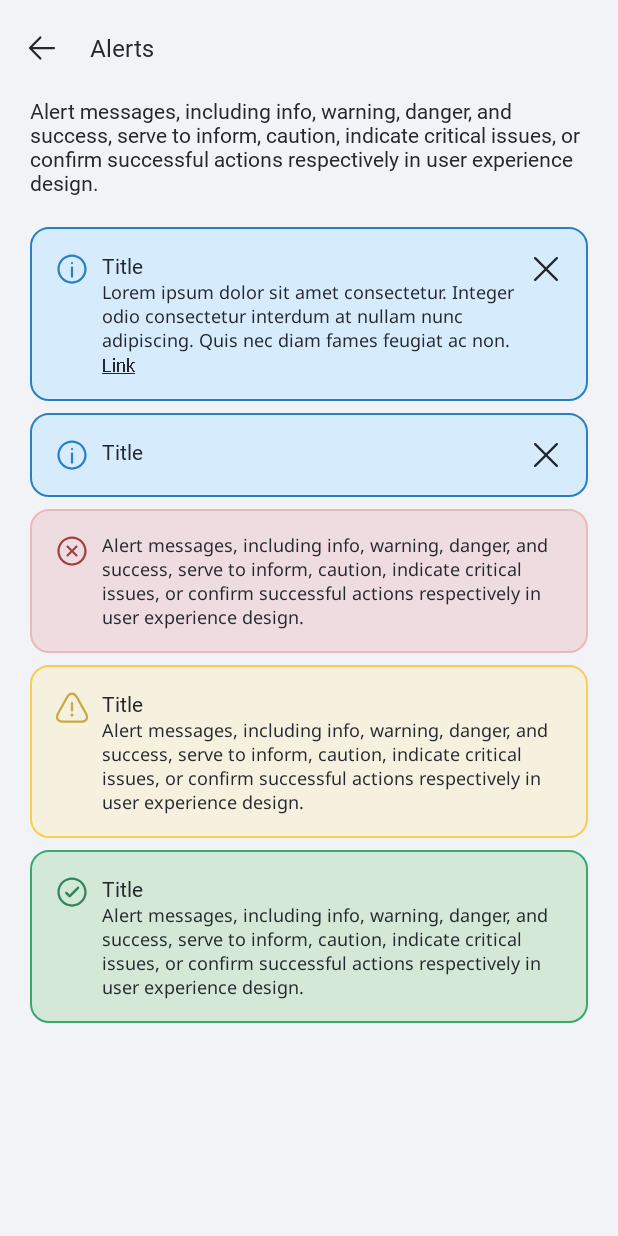
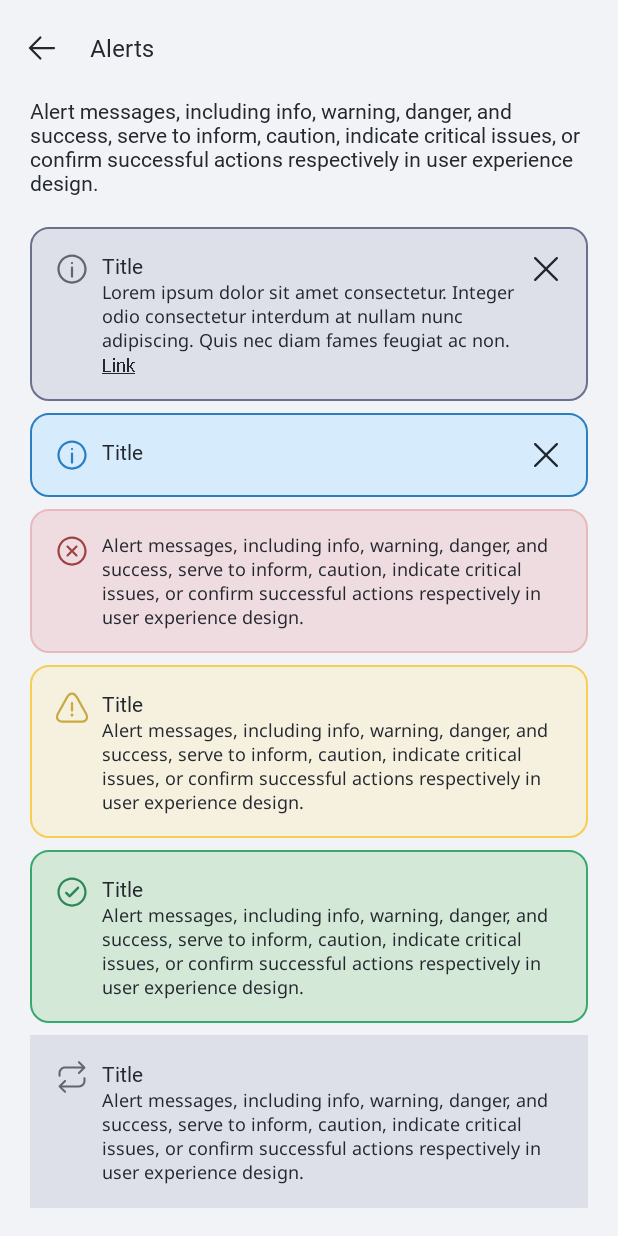
Before and after one commit to ArMkrtchyan/Design-system-and-components, an Android app: the AlertsFragment screen opened through its navigation route, on a phone screen of 412 x 824 dp. Run offline under Robolectric (Android 15) with nearby library versions, the phone set to English and light mode, and no system bars.

Commit message:
Create new type and variant of alert

```diff
--- a/app/src/main/java/am/acba/components/AlertsFragment.kt
+++ b/app/src/main/java/am/acba/components/AlertsFragment.kt
@@ -15,7 +15,8 @@ class AlertsFragment : BaseViewBindingFragment<FragmentAlertsBinding>() {
 
     override fun FragmentAlertsBinding.initView() {
         alert.apply {
-            setType(PrimaryAlert.AlertTypes.INFO)
+            setType(PrimaryAlert.AlertTypes.NEUTRAL)
+            setNeutralIcon(am.acba.component.R.drawable.ic_info)
             setTitle("Title")
             setBody("Lorem ipsum dolor sit amet consectetur. Integer odio consectetur interdum at nullam nunc adipiscing. Quis nec diam fames feugiat ac non.")
             setLink("Link")
--- a/app/src/main/res/layout/fragment_alerts.xml
+++ b/app/src/main/res/layout/fragment_alerts.xml
@@ -76,6 +76,17 @@
                 app:title="Title"
                 app:type="Success" />
 
+            <am.acba.component.alert.PrimaryAlert
+                android:layout_width="match_parent"
+                android:layout_height="wrap_content"
+                android:layout_marginTop="8dp"
+                app:body="Alert messages, including info, warning, danger, and success, serve to inform, caution, indicate critical issues, or confirm successful actions respectively in user experience design."
+                app:isFilledBackground="true"
+                app:neutralIcon="@drawable/ic_repeat"
+                app:showCloseIcon="false"
+                app:title="Title"
+                app:type="Neutral" />
+
         </LinearLayout>
     </ScrollView>
 </androidx.appcompat.widget.LinearLayoutCompat>
--- a/component/src/main/java/am/acba/component/alert/PrimaryAlert.kt
+++ b/component/src/main/java/am/acba/component/alert/PrimaryAlert.kt
@@ -6,19 +6,25 @@ import am.acba.component.alert.PrimaryAlert.AlertTypes.Companion.findAlertTypeBy
 import am.acba.component.databinding.AlertLayoutBinding
 import am.acba.component.extensions.getColorFromAttr
 import am.acba.component.extensions.inflater
+import am.acba.component.imageView.PrimaryImageView
 import am.acba.component.textView.PrimaryTextView
 import android.content.Context
 import android.content.res.ColorStateList
 import android.graphics.Paint
+import android.graphics.drawable.Drawable
 import android.util.AttributeSet
 import android.widget.FrameLayout
+import androidx.annotation.DrawableRes
+import androidx.appcompat.content.res.AppCompatResources
 import androidx.core.content.ContextCompat
 import androidx.core.view.isVisible
 
 class PrimaryAlert : FrameLayout {
     private val binding by lazy { AlertLayoutBinding.inflate(context.inflater(), this, false) }
 
+    private var isFilledBackground = false
     private var showCloseIcon = true
+    private var type = AlertTypes.INFO
     private var clickInterval = 1000
 
     constructor(context: Context) : super(context)
@@ -37,17 +43,23 @@ class PrimaryAlert : FrameLayout {
             addView(binding.root)
             try {
                 showCloseIcon = getBoolean(R.styleable.PrimaryAlert_showCloseIcon, true)
-                val type = getInt(R.styleable.PrimaryAlert_type, 0).findAlertTypeByOrdinal()
+                type = getInt(R.styleable.PrimaryAlert_type, 0).findAlertTypeByOrdinal()
                     ?: AlertTypes.INFO
+
+                isFilledBackground = getBoolean(R.styleable.PrimaryAlert_isFilledBackground, false)
                 val title = getString(R.styleable.PrimaryAlert_title)
                 val body = getString(R.styleable.PrimaryAlert_body)
+                val bodyMaxLines = getInt(R.styleable.PrimaryAlert_bodyMaxLines, 0)
                 val link = getString(R.styleable.PrimaryAlert_link)
+                val neutralIcon = getDrawable(R.styleable.PrimaryAlert_neutralIcon)
 
                 updateCloseIconVisibility()
                 setType(type)
                 setTitle(title)
                 setBody(body)
+                setBodyMaxLines(bodyMaxLines)
                 setLink(link)
+                setNeutralIcon(neutralIcon)
             } catch (e: Exception) {
                 e.printStackTrace()
             }
@@ -68,6 +80,12 @@ class PrimaryAlert : FrameLayout {
         binding.tvBody.updateTextView(body)
     }
 
+    fun setBodyMaxLines(maxLines: Int?) {
+        maxLines?.takeIf { it != 0 }?.let {
+            binding.tvBody.maxLines = it
+        }
+    }
+
     fun setLink(link: String?) {
         binding.tvLink.apply {
             paintFlags = Paint.UNDERLINE_TEXT_FLAG
@@ -75,17 +93,30 @@ class PrimaryAlert : FrameLayout {
         }
     }
 
-    private fun PrimaryTextView.updateTextView(text: String?) {
-        isVisible = !text.isNullOrEmpty()
-        if (isVisible) this.text = text
+    fun setType(type: AlertTypes) {
+        this.type = type
+        setFilledBackground(isFilledBackground)
+        val icon = if (type.iconRes != 0) ContextCompat.getDrawable(context, type.iconRes) else null
+        binding.ivStartIcon.setIcon(icon, type.iconColorRes)
     }
 
-    fun setType(type: AlertTypes) {
-        binding.layout.setBackgroundResource(type.backgroundRes)
-        binding.ivStartIcon.apply {
-            setImageDrawable(ContextCompat.getDrawable(context, type.iconRes))
-            val color = context.getColorFromAttr(type.iconColorRes)
-            imageTintList = ColorStateList.valueOf(color)
+    fun setFilledBackground(isFilled: Boolean) {
+        if (isFilled) {
+            val color = context.getColorFromAttr(type.backgroundColorRes)
+            setBackgroundColor(color)
+        } else {
+            setBackgroundResource(type.backgroundRes)
+        }
+    }
+
+    fun setNeutralIcon(@DrawableRes iconRes: Int) {
+        val icon = AppCompatResources.getDrawable(context, iconRes)
+        setNeutralIcon(icon)
+    }
+
+    fun setNeutralIcon(icon: Drawable?) {
+        if (icon != null && type == AlertTypes.NEUTRAL) {
+            binding.ivStartIcon.setIcon(icon, AlertTypes.NEUTRAL.iconColorRes)
         }
     }
 
@@ -117,26 +148,55 @@ class PrimaryAlert : FrameLayout {
         }
     }
 
-    enum class AlertTypes(val iconRes: Int, val iconColorRes: Int, val backgroundRes: Int) {
+    private fun PrimaryTextView.updateTextView(text: String?) {
+        isVisible = !text.isNullOrEmpty()
+        if (isVisible) this.text = text
+    }
+
+    private fun PrimaryImageView.setIcon(icon: Drawable?, iconColorRes: Int) {
+        icon?.let {
+            setImageDrawable(icon)
+        }
+
+        val color = context.getColorFromAttr(iconColorRes)
+        imageTintList = ColorStateList.valueOf(color)
+    }
+
+    enum class AlertTypes(
+        val iconRes: Int,
+        val iconColorRes: Int,
+        val backgroundRes: Int,
+        val backgroundColorRes: Int
+    ) {
         INFO(
             R.drawable.ic_info,
             R.attr.contentInfoTonal1,
-            R.drawable.alert_info_background
+            R.drawable.background_alert_info,
+            R.attr.backgroundInfoTonal1
         ),
         DANGER(
             R.drawable.ic_close_round,
             R.attr.contentDangerTonal1,
-            R.drawable.alert_danger_background
+            R.drawable.background_alert_danger,
+            R.attr.backgroundDangerTonal1
         ),
         WARNING(
             R.drawable.ic_warning,
             R.attr.contentWarningTonal1,
-            R.drawable.alert_warning_background
+            R.drawable.background_alert_warning,
+            R.attr.backgroundWarningTonal1
         ),
         SUCCESS(
             R.drawable.ic_success,
             R.attr.contentSuccessTonal1,
-            R.drawable.alert_success_background
+            R.drawable.background_alert_success,
+            R.attr.backgroundSuccessTonal1
+        ),
+        NEUTRAL(
+            0,
+            R.attr.contentPrimaryTonal1,
+            R.drawable.background_alert_neutral,
+            R.attr.backgroundPendingTonal1
         );
 
         companion object {
--- /dev/null
+++ b/component/src/main/res/drawable/background_alert_neutral.xml
@@ -0,0 +1,8 @@
+<?xml version="1.0" encoding="utf-8"?>
+<shape xmlns:android="http://schemas.android.com/apk/res/android">
+    <stroke
+        android:width="1dp"
+        android:color="?attr/borderPrimary" />
+    <solid android:color="?attr/backgroundPendingTonal1" />
+    <corners android:radius="12dp" />
+</shape>
--- a/component/src/main/res/values/attrs.xml
+++ b/component/src/main/res/values/attrs.xml
@@ -63,6 +63,7 @@
         <attr name="backgroundWarning" format="color" />
         <attr name="backgroundWarningTonal1" format="color" />
         <attr name="backgroundPending" format="color" />
+        <attr name="backgroundPendingTonal1" format="color" />
         <attr name="backgroundAlternative" format="color" />
         <attr name="backgroundAlternative2" format="color" />
         <attr name="backgroundAlternative3" format="color" />
@@ -104,6 +105,8 @@
         <attr name="overlayBackgroundTonal6" format="color" />
         <attr name="overlayBackgroundTonal7" format="color" />
         <attr name="overlayBackgroundTonal8" format="color" />
+        <attr name="overlayBackgroundTonal9" format="color" />
+        <attr name="overlayBackgroundTonal10" format="color" />
 
         <!-- Content -->
         <attr name="contentBrand" format="color" />
@@ -357,10 +360,14 @@
             <enum name="Danger" value="1" />
             <enum name="Warning" value="2" />
             <enum name="Success" value="3" />
+            <enum name="Neutral" value="4" />
         </attr>
-        <attr name="title" />
-        <attr name="body" />
-        <attr name="link" format="string" />
-        <attr name="showCloseIcon" />
+        <attr name="isFilledBackground" format="boolean"/>
+        <attr name="title"/>
+        <attr name="body"/>
+        <attr name="bodyMaxLines" format="integer"/>
+        <attr name="link" format="string"/>
+        <attr name="showCloseIcon"/>
+        <attr name="neutralIcon" format="reference"/>
     </declare-styleable>
 </resources>
--- a/component/src/main/res/values/base_theme_style.xml
+++ b/component/src/main/res/values/base_theme_style.xml
@@ -49,6 +49,7 @@
         <item name="backgroundWarning">@color/Orange_500</item>
         <item name="backgroundWarningTonal1">@color/Orange_200_40</item>
         <item name="backgroundPending">@color/BlueGrey_200</item>
+        <item name="backgroundPendingTonal1">@color/BlueGrey_200</item>
         <item name="backgroundInverse">@color/BlueGrey_300</item>
         <item name="backgroundInverse2">@color/BlueGrey_800</item>
         <item name="backgroundAlternative">@color/Purple_200</item>
--- a/component/src/main/res/values/styles_dark.xml
+++ b/component/src/main/res/values/styles_dark.xml
@@ -27,6 +27,7 @@
         <item name="backgroundWarning">@color/Orange_500</item>
         <item name="backgroundWarningTonal1">@color/Orange_800_40</item>
         <item name="backgroundPending">@color/BlueGrey_400</item>
+        <item name="backgroundPendingTonal1">@color/BlueGrey_550_15</item>
         <item name="backgroundInverse">@color/BlueGrey_50</item>
         <item name="backgroundInverse2">@color/BlueGrey_50</item>
         <item name="backgroundAlternative">@color/Purple_200</item>
```
Also changed, not shown: component/src/main/res/drawable/background_alert_danger.xml (renamed from component/src/main/res/drawable/alert_danger_background.xml), component/src/main/res/drawable/background_alert_info.xml (renamed from component/src/main/res/drawable/alert_info_background.xml), component/src/main/res/drawable/background_alert_success.xml (renamed from component/src/main/res/drawable/alert_success_background.xml), component/src/main/res/drawable/background_alert_warning.xml (renamed from component/src/main/res/drawable/alert_warning_background.xml).
